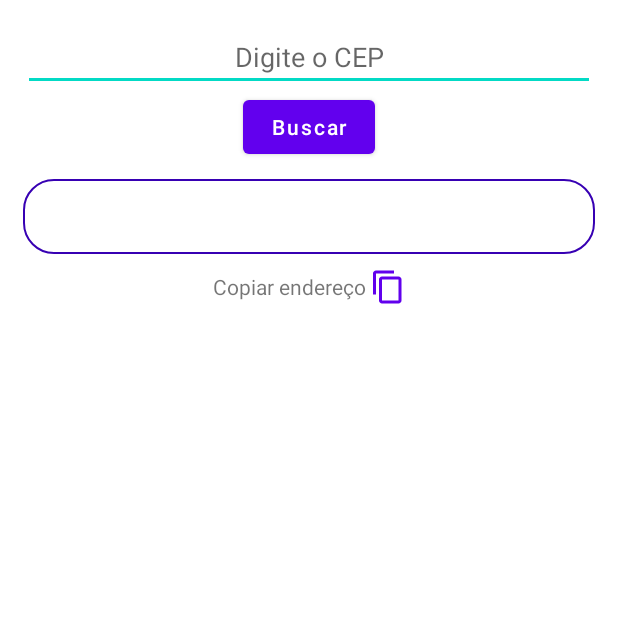
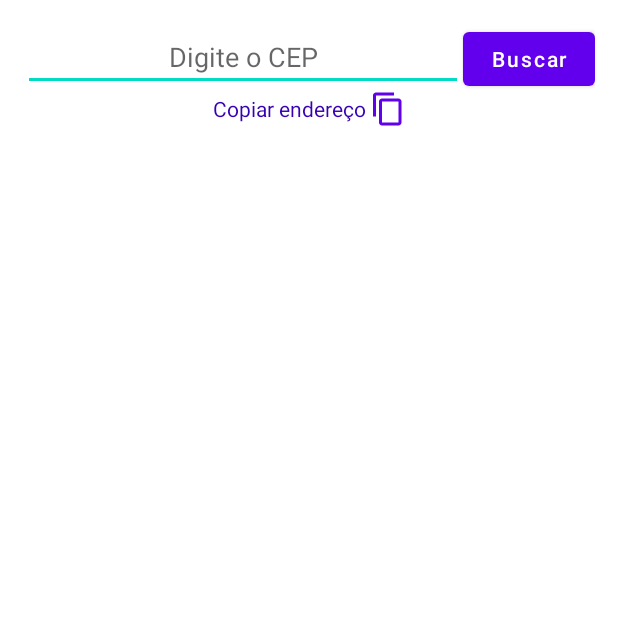
Before and after one commit to ThiagoMaia89/Android-MVP-BuscarEndereco, an Android app: the screen it shows after launch (MainActivity), on a phone screen of 412 x 824 dp, the top half of it. Run offline under Robolectric (Android 15) with nearby library versions, the phone set to English and light mode, and no system bars.

Commit message:
- TextView que mostrava as informações ao usuário substituido por RecyclerView. - Classe RecyclerAdapter criada. - Criado rv_item.xml com um ImageView e um TextView para moldar a aparência do RecyclerView.

```diff
--- a/app/build.gradle
+++ b/app/build.gradle
@@ -10,8 +10,8 @@ android {
         applicationId "com.simplesoftware.buscarcep"
         minSdkVersion 21
         targetSdkVersion 30
-        versionCode 1
-        versionName "1.0"
+        versionCode 2
+        versionName "2.0"
 
         testInstrumentationRunner "androidx.test.runner.AndroidJUnitRunner"
     }
@@ -36,6 +36,8 @@ dependencies {
     testImplementation 'junit:junit:4.+'
     implementation 'com.squareup.retrofit2:retrofit:2.9.0'
     implementation 'com.squareup.retrofit2:converter-gson:2.4.0'
+    implementation 'androidx.recyclerview:recyclerview:1.2.0'
+    implementation 'androidx.recyclerview:recyclerview-selection:1.1.0'
     androidTestImplementation 'androidx.test.ext:junit:1.1.2'
     androidTestImplementation 'androidx.test.espresso:espresso-core:3.3.0'
 }
--- a/app/src/main/AndroidManifest.xml
+++ b/app/src/main/AndroidManifest.xml
@@ -10,8 +10,9 @@
         android:label="@string/app_name"
         android:roundIcon="@mipmap/ic_launcher_round"
         android:supportsRtl="true"
-        android:theme="@style/Theme.BuscarCEP">
-        <activity android:name=".MainActivity">
+        android:theme="@style/Theme.BuscarCEP"
+        android:windowSoftInputMode="adjustPan">
+        <activity android:name=".view.MainActivity">
             <intent-filter>
                 <action android:name="android.intent.action.MAIN" />
 
--- a/app/src/main/java/com/simplesoftware/buscarcep/Endereco.java
+++ b/app/src/main/java/com/simplesoftware/buscarcep/model/Endereco.java
@@ -1,4 +1,4 @@
-package com.simplesoftware.buscarcep;
+package com.simplesoftware.buscarcep.model;
 
 public class Endereco {
 
--- a/app/src/main/java/com/simplesoftware/buscarcep/util/ServiceConfig.java
+++ b/app/src/main/java/com/simplesoftware/buscarcep/util/ServiceConfig.java
@@ -1,6 +1,6 @@
 package com.simplesoftware.buscarcep.util;
 
-import com.simplesoftware.buscarcep.Endereco;
+import com.simplesoftware.buscarcep.model.Endereco;
 
 import retrofit2.Call;
 import retrofit2.http.GET;
--- a/app/src/main/java/com/simplesoftware/buscarcep/MainActivity.java
+++ b/app/src/main/java/com/simplesoftware/buscarcep/view/MainActivity.java
@@ -1,18 +1,28 @@
-package com.simplesoftware.buscarcep;
+package com.simplesoftware.buscarcep.view;
 
 import androidx.appcompat.app.AppCompatActivity;
+import androidx.recyclerview.widget.GridLayoutManager;
+import androidx.recyclerview.widget.RecyclerView;
 
+import android.app.Activity;
 import android.content.ClipData;
 import android.content.ClipboardManager;
 import android.content.Context;
 import android.os.Bundle;
+import android.util.Log;
 import android.view.View;
+import android.view.inputmethod.InputMethodManager;
 import android.widget.Button;
 import android.widget.EditText;
 import android.widget.TextView;
 import android.widget.Toast;
 
+import com.simplesoftware.buscarcep.model.Endereco;
+import com.simplesoftware.buscarcep.R;
+import com.simplesoftware.buscarcep.util.RecyclerAdapter;
 import com.simplesoftware.buscarcep.util.RetrofitConfig;
+
+import java.util.ArrayList;
 
 import retrofit2.Call;
 import retrofit2.Callback;
@@ -22,8 +32,11 @@ public class MainActivity extends AppCompatActivity {
 
     private EditText et_cep;
     private Button bt_buscar;
-    private TextView tv_endereco, tv_copiarEndereco;
-
+    private TextView tv_copiarEndereco;
+    private RecyclerView rv_lista_endereco;
+    private RecyclerAdapter recyclerAdapter;
+    private GridLayoutManager layoutManager;
+    private String copiarEndereco;
     @Override
     protected void onCreate(Bundle savedInstanceState) {
         super.onCreate(savedInstanceState);
@@ -31,12 +44,14 @@ public class MainActivity extends AppCompatActivity {
 
         instanciarComponentes();
 
+        layoutManager = new GridLayoutManager(this, 1);
+
     }
 
     public void instanciarComponentes(){
         et_cep = findViewById(R.id.et_cep);
         bt_buscar = findViewById(R.id.bt_buscar);
-        tv_endereco = findViewById(R.id.tv_endereco);
+        rv_lista_endereco = findViewById(R.id.rv_lista_endereco);
         tv_copiarEndereco = findViewById(R.id.tv_copiarEndereco);
 
     }
@@ -50,7 +65,22 @@ public class MainActivity extends AppCompatActivity {
                     Toast.makeText(MainActivity.this, response.code() + ": " + response.message(), Toast.LENGTH_SHORT).show();
                 } else {
                     Endereco endereco = response.body();
-                    tv_endereco.setText(endereco.toString());
+                    copiarEndereco = endereco.toString();
+                    ArrayList<String> listaEndereco = new ArrayList<>();
+                    listaEndereco.add(endereco.getCep());
+                    listaEndereco.add(endereco.getLogradouro());
+                    listaEndereco.add(endereco.getBairro());
+                    listaEndereco.add(endereco.getLocalidade());
+                    listaEndereco.add(endereco.getUf());
+                    listaEndereco.add(endereco.getIbge());
+                    listaEndereco.add(endereco.getDdd());
+
+                    recyclerAdapter = new RecyclerAdapter(listaEndereco);
+                    rv_lista_endereco.setAdapter(recyclerAdapter);
+                    rv_lista_endereco.setLayoutManager(layoutManager);
+
+                    InputMethodManager inputMethodManager = (InputMethodManager) getSystemService(Activity.INPUT_METHOD_SERVICE);
+                    inputMethodManager.hideSoftInputFromWindow(v.getWindowToken(), 0);
                 }
             }
 
@@ -62,13 +92,14 @@ public class MainActivity extends AppCompatActivity {
     }
 
     public void copiarEndereco(View v){
+
         try {
             Toast.makeText(MainActivity.this, "Endereço copiado para a Área de Transferência", Toast.LENGTH_SHORT).show();
 
             ClipboardManager clipboard = (ClipboardManager)
                     getSystemService(Context.CLIPBOARD_SERVICE);
 
-            ClipData cpy_all = ClipData.newPlainText("text", tv_endereco.getText());
+            ClipData cpy_all = ClipData.newPlainText("text", copiarEndereco);
             clipboard.setPrimaryClip(cpy_all);
         } catch (Exception e) {
             Toast.makeText(this, "Tente novamente" + e.getMessage(), Toast.LENGTH_SHORT).show();
--- /dev/null
+++ b/app/src/main/res/drawable/icon_phone.xml
@@ -0,0 +1,5 @@
+<vector android:height="50dp" android:tint="#3700B3"
+    android:viewportHeight="24" android:viewportWidth="24"
+    android:width="50dp" xmlns:android="http://schemas.android.com/apk/res/android">
+    <path android:fillColor="@android:color/white" android:pathData="M6.62,10.79c1.44,2.83 3.76,5.14 6.59,6.59l2.2,-2.2c0.27,-0.27 0.67,-0.36 1.02,-0.24 1.12,0.37 2.33,0.57 3.57,0.57 0.55,0 1,0.45 1,1V20c0,0.55 -0.45,1 -1,1 -9.39,0 -17,-7.61 -17,-17 0,-0.55 0.45,-1 1,-1h3.5c0.55,0 1,0.45 1,1 0,1.25 0.2,2.45 0.57,3.57 0.11,0.35 0.03,0.74 -0.25,1.02l-2.2,2.2z"/>
+</vector>
--- a/app/src/main/res/drawable/round_corner.xml
+++ b/app/src/main/res/drawable/round_corner.xml
@@ -3,6 +3,6 @@
     android:shape="rectangle">
     <stroke android:color="@color/purple_700"
         android:width="1dp"/>
-    <corners android:radius="20dp"/>
+    <corners android:radius="10dp"/>
 
 </shape>
--- a/app/src/main/res/layout/activity_main.xml
+++ b/app/src/main/res/layout/activity_main.xml
@@ -6,24 +6,8 @@
     android:layout_height="match_parent"
     android:layout_gravity="center"
     android:padding="15dp"
-    tools:context=".MainActivity">
+    tools:context=".view.MainActivity">
 
-    <ScrollView
-        android:layout_width="match_parent"
-        android:layout_height="match_parent"
-        app:layout_constraintBottom_toBottomOf="parent"
-        app:layout_constraintEnd_toEndOf="parent"
-        app:layout_constraintHorizontal_bias="1.0"
-        app:layout_constraintStart_toStartOf="parent"
-        app:layout_constraintTop_toTopOf="parent">
-
-        <androidx.constraintlayout.widget.ConstraintLayout
-            android:layout_width="match_parent"
-            android:layout_height="wrap_content"
-            app:layout_constraintBottom_toBottomOf="parent"
-            app:layout_constraintEnd_toEndOf="parent"
-            app:layout_constraintStart_toStartOf="parent"
-            app:layout_constraintTop_toBottomOf="@+id/bt_buscar">
 
     <EditText
         android:id="@+id/et_cep"
@@ -31,10 +15,10 @@
         android:layout_height="wrap_content"
         android:ems="8"
         android:gravity="center"
-                android:hint="Digite o CEP"
+        android:hint="@string/inserir_cep"
         android:inputType="number"
-                app:layout_constraintEnd_toEndOf="parent"
         app:layout_constraintStart_toStartOf="parent"
+        app:layout_constraintEnd_toStartOf="@id/bt_buscar"
         app:layout_constraintTop_toTopOf="parent" />
 
     <Button
@@ -42,41 +26,34 @@
         android:layout_width="wrap_content"
         android:layout_height="wrap_content"
         android:gravity="center"
+        android:onClick="buscarCEP"
         android:text="Buscar"
         android:textAllCaps="false"
-                android:onClick="buscarCEP"
+        app:layout_constraintStart_toEndOf="@id/et_cep"
         app:layout_constraintEnd_toEndOf="parent"
-                app:layout_constraintStart_toStartOf="parent"
-                app:layout_constraintTop_toBottomOf="@+id/et_cep" />
+        app:layout_constraintTop_toTopOf="parent"/>
 
-
-            <TextView
-                android:id="@+id/tv_endereco"
+        <androidx.recyclerview.widget.RecyclerView
+            android:id="@+id/rv_lista_endereco"
             android:layout_width="match_parent"
             android:layout_height="wrap_content"
-                android:layout_marginTop="104dp"
-                android:background="@drawable/round_corner"
-                android:padding="15dp"
+            app:layout_constraintTop_toBottomOf="@id/et_cep"
+            app:layout_constraintStart_toStartOf="parent"
             app:layout_constraintEnd_toEndOf="parent"
-                app:layout_constraintHorizontal_bias="1.0"
-                app:layout_constraintStart_toStartOf="parent"
-                app:layout_constraintTop_toTopOf="parent" />
+            app:layout_constraintBottom_toTopOf="@id/tv_copiarEndereco"/>
 
     <TextView
         android:id="@+id/tv_copiarEndereco"
         android:layout_width="wrap_content"
         android:layout_height="wrap_content"
-                android:layout_marginTop="10dp"
         android:drawableEnd="@drawable/ic_copy"
         android:gravity="center"
         android:onClick="copiarEndereco"
+        android:textColor="#3700b3"
         android:text="Copiar endereço "
         app:layout_constraintEnd_toEndOf="parent"
         app:layout_constraintStart_toStartOf="parent"
-                app:layout_constraintTop_toBottomOf="@+id/tv_endereco" />
+        app:layout_constraintTop_toBottomOf="@+id/rv_lista_endereco" />
+
 
 </androidx.constraintlayout.widget.ConstraintLayout>
-
-    </ScrollView>
-
-</androidx.constraintlayout.widget.ConstraintLayout>
--- a/app/src/main/res/values/strings.xml
+++ b/app/src/main/res/values/strings.xml
@@ -1,3 +1,5 @@
 <resources>
     <string name="app_name">Buscar CEP</string>
+    <string name="inserir_cep">Digite o CEP</string>
+    <string name="teste">Teste</string>
 </resources>
--- a/build.gradle
+++ b/build.gradle
@@ -5,7 +5,7 @@ buildscript {
         jcenter()
     }
     dependencies {
-        classpath "com.android.tools.build:gradle:4.1.3"
+        classpath 'com.android.tools.build:gradle:4.2.1'
 
         // NOTE: Do not place your application dependencies here; they belong
         // in the individual module build.gradle files
```
Also changed, not shown: app/src/main/java/com/simplesoftware/buscarcep/util/RecyclerAdapter.java (added, +76 -0 lines), app/src/main/res/layout/rv_item.xml (added, +27 -0 lines), app/src/main/res/drawable/icon_bairro.png (added), app/src/main/res/drawable/icon_cep.png (added), app/src/main/res/drawable/icon_city.png (added), app/src/main/res/drawable/icon_estado.png (added), app/src/main/res/drawable/icon_ibge.png (added), app/src/main/res/drawable/icon_street.png (added), gradle/wrapper/gradle-wrapper.properties, 1 other file. Lines whose indentation alone changed are shown as unchanged.
